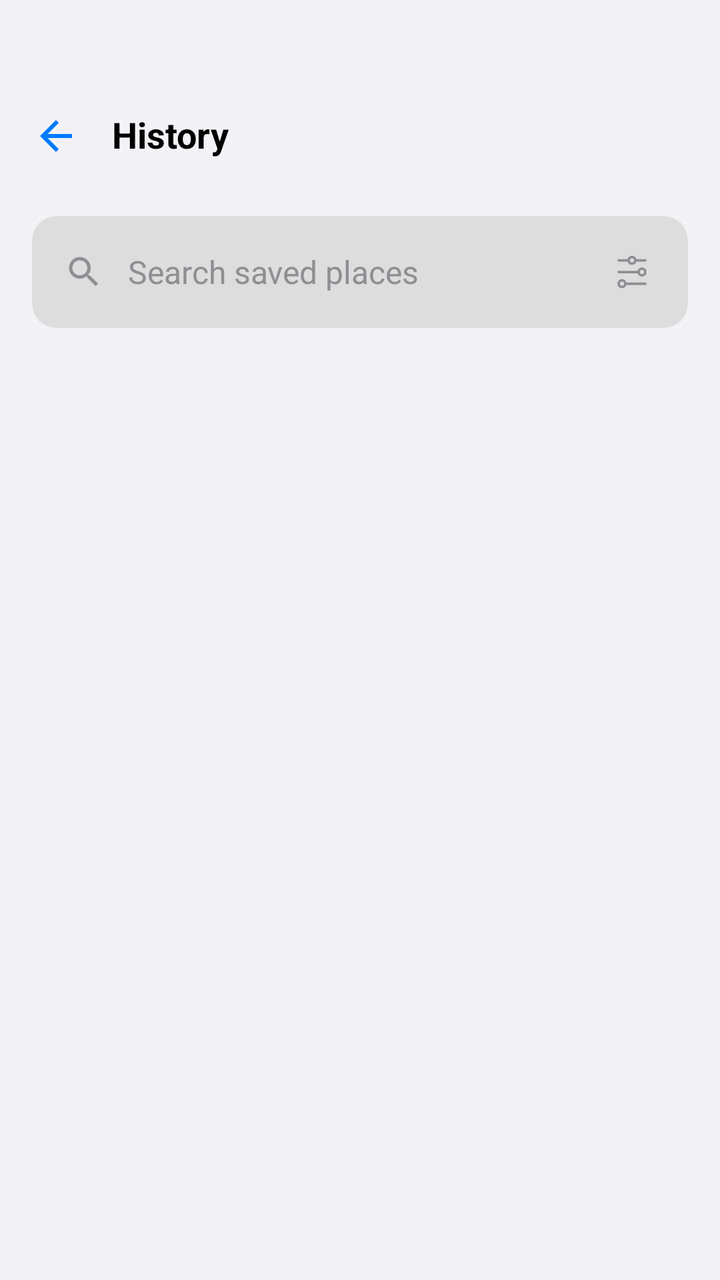
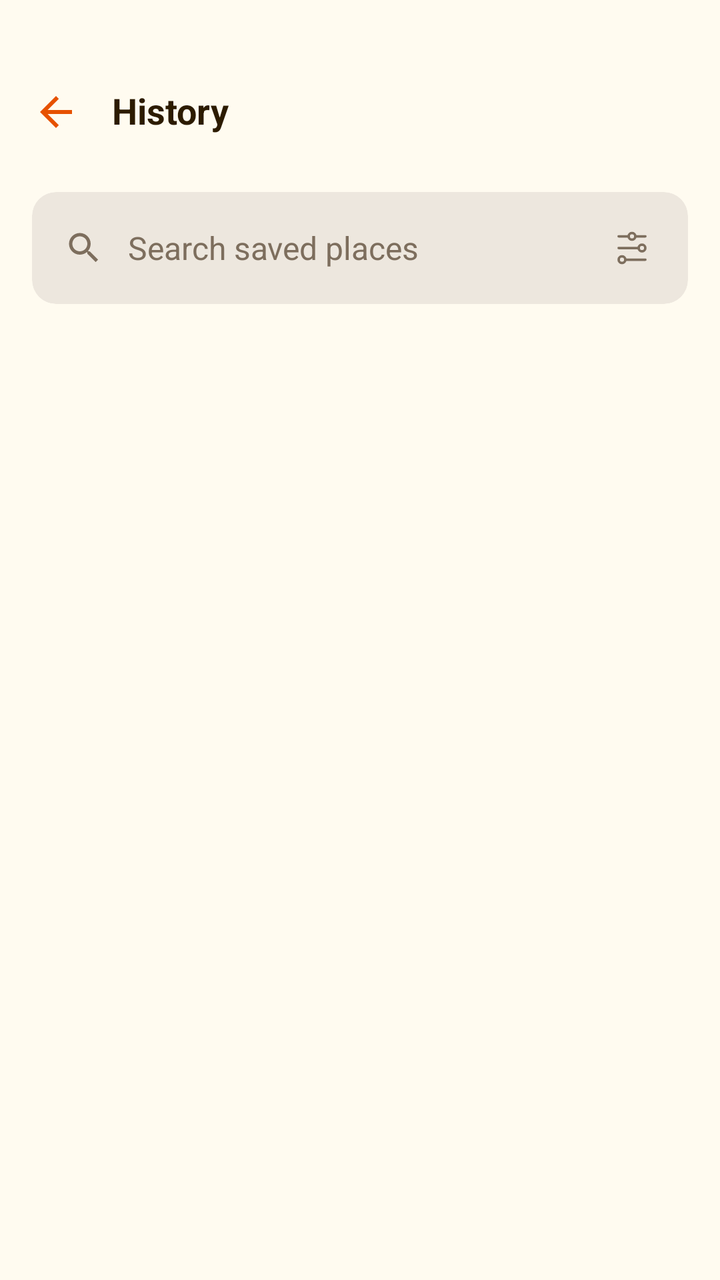

An Android layout rendered at two revisions. The XML below is the earlier revision; the diff shows what the commit changed to produce the second picture.
<!-- AndroidManifest.xml: application theme Theme.WhereIsMyCar -->
<!-- res/layout/fragment_history.xml -->
<?xml version="1.0" encoding="utf-8"?>
<androidx.constraintlayout.widget.ConstraintLayout xmlns:android="http://schemas.android.com/apk/res/android"
    xmlns:app="http://schemas.android.com/apk/res-auto"
    xmlns:tools="http://schemas.android.com/tools"
    android:layout_width="match_parent"
    android:layout_height="match_parent"
    android:background="@color/app_background"
    android:paddingTop="@dimen/layout_padding_top"
    tools:context=".HistoryFragment">

    
    <androidx.constraintlayout.widget.ConstraintLayout
        android:id="@+id/toolbar"
        android:layout_width="match_parent"
        android:layout_height="?attr/actionBarSize"
        android:elevation="12dp"
        android:paddingHorizontal="16dp"
        app:layout_constraintTop_toTopOf="parent">

        <ImageView
            android:id="@+id/btn_back"
            android:layout_width="24dp"
            android:layout_height="24dp"
            android:contentDescription="@string/back"
            android:src="@drawable/ic_back"
            app:layout_constraintBottom_toBottomOf="parent"
            app:layout_constraintStart_toStartOf="parent"
            app:layout_constraintTop_toTopOf="parent"
            app:tint="@color/primary_blue" />

        <TextView
            android:layout_width="wrap_content"
            android:layout_height="wrap_content"
            android:layout_marginStart="16dp"
            android:includeFontPadding="false"
            android:text="@string/history"
            android:textColor="@color/text_primary"
            android:textSize="18sp"
            android:textStyle="bold"
            app:layout_constraintBottom_toBottomOf="parent"
            app:layout_constraintStart_toEndOf="@+id/btn_back"
            app:layout_constraintTop_toTopOf="parent" />
    </androidx.constraintlayout.widget.ConstraintLayout>

    <androidx.cardview.widget.CardView
        android:id="@+id/search_container"
        android:layout_width="match_parent"
        android:layout_height="56dp"
        android:layout_marginHorizontal="16dp"
        android:layout_marginTop="8dp"
        app:cardBackgroundColor="@color/bg_gray"
        app:cardCornerRadius="12dp"
        app:cardElevation="0dp"
        app:layout_constraintTop_toBottomOf="@id/toolbar">

        <LinearLayout
            android:layout_width="match_parent"
            android:layout_height="match_parent"
            android:gravity="center_vertical"
            android:orientation="horizontal"
            android:paddingStart="16dp"
            android:paddingEnd="4dp">

            <ImageView
                android:layout_width="20dp"
                android:layout_height="20dp"
                android:contentDescription="@string/search"
                android:src="@drawable/ic_search"
                app:tint="@color/text_secondary" />

            <EditText
                android:id="@+id/edit_text_search"
                android:layout_width="0dp"
                android:layout_height="match_parent"
                android:layout_marginStart="12dp"
                android:layout_weight="1"
                android:background="@null"
                android:hint="@string/search_saved_places"
                android:importantForAutofill="no"
                android:inputType="text"
                android:textColor="@color/text_primary"
                android:textColorHint="@color/text_secondary"
                android:textSize="16sp" />

            <ImageView
                android:id="@+id/btn_filters"
                android:layout_width="48dp"
                android:layout_height="48dp"
                android:background="?attr/selectableItemBackground"
                android:contentDescription="@string/filters"
                android:padding="14dp"
                android:scaleType="centerInside"
                android:src="@drawable/filters"
                app:tint="@color/text_secondary" />
        </LinearLayout>
    </androidx.cardview.widget.CardView>

    <HorizontalScrollView
        android:id="@+id/active_filters_scroll"
        android:layout_width="match_parent"
        android:layout_height="wrap_content"
        android:layout_marginTop="16dp"
        android:clipToPadding="false"
        android:paddingHorizontal="16dp"
        android:scrollbars="none"
        android:visibility="gone"
        app:layout_constraintTop_toBottomOf="@id/search_container">

        <com.google.android.material.chip.ChipGroup
            android:id="@+id/active_filters_group"
            android:layout_width="wrap_content"
            android:layout_height="wrap_content"
            app:chipSpacingHorizontal="8dp"
            app:singleLine="true">
            
        </com.google.android.material.chip.ChipGroup>
    </HorizontalScrollView>

    <LinearLayout
        android:id="@+id/filters_wrapper"
        android:layout_width="match_parent"
        android:layout_height="wrap_content"
        android:orientation="vertical"
        android:visibility="gone"
        app:layout_constraintTop_toBottomOf="@id/active_filters_scroll">

        <HorizontalScrollView
            android:id="@+id/date_filters_scroll"
            android:layout_width="match_parent"
            android:layout_height="wrap_content"
            android:layout_marginTop="8dp"
            android:clipToPadding="false"
            android:paddingHorizontal="16dp"
            android:scrollbars="none">

            <LinearLayout
                android:id="@+id/date_filters_container"
                android:layout_width="wrap_content"
                android:layout_height="wrap_content"
                android:orientation="horizontal">
                
            </LinearLayout>
        </HorizontalScrollView>

        <HorizontalScrollView
            android:id="@+id/categories_scroll"
            android:layout_width="match_parent"
            android:layout_height="wrap_content"
            android:layout_marginTop="0dp"
            android:clipToPadding="false"
            android:paddingHorizontal="16dp"
            android:scrollbars="none">

            <LinearLayout
                android:id="@+id/categories_container"
                android:layout_width="wrap_content"
                android:layout_height="wrap_content"
                android:orientation="horizontal">
                
            </LinearLayout>
        </HorizontalScrollView>
    </LinearLayout>

    <androidx.recyclerview.widget.RecyclerView
        android:id="@+id/recycler_view_locations"
        android:layout_width="match_parent"
        android:layout_height="0dp"
        android:layout_marginTop="16dp"
        android:paddingHorizontal="16dp"
        app:layout_constraintBottom_toBottomOf="parent"
        app:layout_constraintTop_toBottomOf="@id/filters_wrapper"
        tools:listitem="@layout/item_location" />

</androidx.constraintlayout.widget.ConstraintLayout>
<!-- res/layout/item_location.xml (included above) -->
<?xml version="1.0" encoding="utf-8"?>
<com.google.android.material.card.MaterialCardView xmlns:android="http://schemas.android.com/apk/res/android"
    xmlns:app="http://schemas.android.com/apk/res-auto"
    android:layout_width="match_parent"
    android:layout_height="wrap_content"
    android:layout_marginBottom="12dp"
    app:cardBackgroundColor="@color/bg_gray"
    app:cardCornerRadius="24dp"
    app:cardElevation="0dp"
    app:strokeColor="@color/border_gray"
    app:strokeWidth="1dp">

    <androidx.constraintlayout.widget.ConstraintLayout
        android:layout_width="match_parent"
        android:layout_height="wrap_content"
        android:padding="12dp">

        <com.google.android.material.card.MaterialCardView
            android:id="@+id/map_container"
            android:layout_width="80dp"
            android:layout_height="80dp"
            app:cardCornerRadius="12dp"
            app:cardElevation="0dp"
            app:layout_constraintBottom_toBottomOf="parent"
            app:layout_constraintStart_toStartOf="parent"
            app:layout_constraintTop_toTopOf="parent">

            <org.osmdroid.views.MapView
                android:id="@+id/map_view"
                android:layout_width="match_parent"
                android:layout_height="match_parent" />

            <ImageView
                android:layout_width="24dp"
                android:layout_height="24dp"
                android:layout_gravity="center"
                android:contentDescription="@string/my_location"
                android:src="@drawable/ic_location"
                app:tint="@color/primary_blue" />
        </com.google.android.material.card.MaterialCardView>

        <TextView
            android:id="@+id/text_view_category"
            android:layout_width="wrap_content"
            android:layout_height="wrap_content"
            android:layout_marginStart="16dp"
            android:background="@drawable/bg_category_tag"
            android:paddingHorizontal="8dp"
            android:paddingVertical="2dp"
            android:text="@string/category"
            android:textColor="@color/primary_blue"
            android:textSize="11sp"
            android:textStyle="bold"
            app:layout_constraintStart_toEndOf="@id/map_container"
            app:layout_constraintTop_toTopOf="@id/map_container" />

        <TextView
            android:id="@+id/text_view_time"
            android:layout_width="wrap_content"
            android:layout_height="wrap_content"
            android:layout_marginEnd="16dp"
            android:text="@string/date_value"
            android:textColor="@color/text_secondary"
            android:textSize="12sp"
            app:layout_constraintEnd_toEndOf="parent"
            app:layout_constraintTop_toTopOf="@id/map_container" />

        <TextView
            android:id="@+id/text_view_title"
            android:layout_width="0dp"
            android:layout_height="wrap_content"
            android:layout_marginTop="4dp"
            android:layout_marginStart="16dp"
            android:ellipsize="end"
            android:maxLines="1"
            android:text="@string/address_line"
            android:textColor="@color/text_primary"
            android:textSize="18sp"
            android:textStyle="bold"
            app:layout_constraintEnd_toStartOf="@id/button_more"
            app:layout_constraintStart_toEndOf="@id/map_container"
            app:layout_constraintTop_toBottomOf="@id/text_view_time" />

        <TextView
            android:id="@+id/text_view_subtitle"
            android:layout_width="0dp"
            android:layout_height="wrap_content"
            android:layout_marginTop="2dp"
            android:layout_marginStart="16dp"
            android:ellipsize="end"
            android:maxLines="1"
            android:text="@string/city_country"
            android:textColor="@color/text_secondary"
            android:textSize="14sp"
            app:layout_constraintEnd_toStartOf="@id/button_more"
            app:layout_constraintStart_toEndOf="@id/map_container"
            app:layout_constraintTop_toBottomOf="@id/text_view_title" />

        <ImageButton
            android:id="@+id/button_more"
            android:layout_width="48dp"
            android:layout_height="48dp"
            android:background="?attr/selectableItemBackgroundBorderless"
            android:contentDescription="@string/more_options"
            android:src="@drawable/ic_more"
            app:layout_constraintBottom_toBottomOf="parent"
            app:layout_constraintEnd_toEndOf="parent"
            app:layout_constraintTop_toTopOf="parent"
            app:tint="@color/text_secondary" />

    </androidx.constraintlayout.widget.ConstraintLayout>
</com.google.android.material.card.MaterialCardView>
<!-- resources referenced by this layout -->
<resources>
  <color name="app_background">#F2F2F7</color>
  <color name="bg_gray">#DDDDDE</color>
  <color name="border_gray">#D4D6D8</color>
  <color name="primary_blue">#007AFF</color>
  <color name="text_primary">#000000</color>
  <color name="text_secondary">#8E8E93</color>
  <dimen name="layout_padding_top">36dp</dimen>
  <!-- drawable bg_category_tag (drawable) -->
  <?xml version="1.0" encoding="utf-8"?>
  <shape xmlns:android="http://schemas.android.com/apk/res/android">
      <solid android:color="#151C26" />
      <corners android:radius="4dp" />
  </shape>
  <string name="address_line">Address Line 0</string>
  <string name="back">Back</string>
  <string name="category">Category</string>
  <string name="city_country">City\nCountry</string>
  <string name="date_value">24 May 2023</string>
  <string name="filters">Filters</string>
  <string name="history">History</string>
  <string name="more_options">More Options</string>
  <string name="my_location">My Location</string>
  <string name="search">Search</string>
  <string name="search_saved_places">Search saved places</string>
  <style name="Theme.WhereIsMyCar" parent="Base.Theme.WhereIsMyCar" />
  <style name="Base.Theme.WhereIsMyCar" parent="Theme.Material3.DayNight.NoActionBar">
          
          
  
          
          <item name="android:popupMenuStyle">@style/Widget.Material3.PopupMenu.Custom</item>
          <item name="popupMenuStyle">@style/Widget.Material3.PopupMenu.Custom</item>
          <item name="android:textAppearanceLargePopupMenu">@style/TextAppearance.Material3.BodyLarge</item>
          <item name="android:textAppearanceSmallPopupMenu">@style/TextAppearance.Material3.BodyMedium</item>
          <item name="materialSwitchStyle">@style/Widget.App.Switch</item>
  
          
          <item name="preferenceTheme">@style/PreferenceThemeOverlay</item>
  
          
          <item name="iconColor">@android:color/black</item>
      </style>
  <style name="Widget.Material3.PopupMenu.Custom" parent="Widget.Material3.PopupMenu">
          <item name="android:textAllCaps">false</item>
          <item name="android:popupBackground">@drawable/bg_popup_menu</item>
          <item name="android:popupElevation">16dp</item>
          <item name="android:dropDownHeight">wrap_content</item>
          <item name="android:overlapAnchor">false</item>
      </style>
  <style name="Widget.App.Switch" parent="Widget.Material3.CompoundButton.MaterialSwitch">
          <item name="materialThemeOverlay">@style/ThemeOverlay.App.Switch</item>
          <item name="android:scaleX">0.8</item>
          <item name="android:scaleY">0.8</item>
          <item name="thumbIcon">@drawable/ic_check</item>
      </style>
  <style name="PreferenceThemeOverlay" parent="PreferenceThemeOverlay.v14.Material">
          <item name="preferenceCategoryStyle">@style/PreferenceCategoryStyle</item>
      </style>
  <style name="ThemeOverlay.App.Switch" parent="">
          <item name="colorPrimary">@color/primary_blue</item>
          <item name="colorOnPrimary">@color/white</item>
          <item name="colorSurfaceVariant">@color/primary_gray</item>
          <item name="colorSurfaceContainerHighest">@color/primary_gray_full</item>
          <item name="colorOnPrimaryContainer">@color/primary_blue</item>
      </style>
  <style name="PreferenceCategoryStyle" parent="Preference.Category.Material">
          <item name="android:layout">@layout/custom_preference_category</item>
          <item name="allowDividerAbove">false</item>
          <item name="allowDividerBelow">false</item>
          <item name="iconSpaceReserved">false</item>
      </style>
  <color name="white">#FFFFFFFF</color>
  <color name="primary_gray">#E5E5EA</color>
  <color name="primary_gray_full">#C7C7CC</color>
  <!-- unchanged entries left out for length: 7 -->
</resources>

<!-- the commit's change to res/layout/fragment_history.xml (unified diff, before → after) -->
@@ -26,7 +26,7 @@
             app:layout_constraintBottom_toBottomOf="parent"
             app:layout_constraintStart_toStartOf="parent"
             app:layout_constraintTop_toTopOf="parent"
-            app:tint="@color/primary_blue" />
+            app:tint="@color/primary" />
 
         <TextView
             android:layout_width="wrap_content"
@@ -211,7 +211,7 @@
                 android:layout_gravity="center"
                 android:contentDescription="@string/my_location"
                 android:src="@drawable/ic_location"
-                app:tint="@color/primary_blue" />
+                app:tint="@color/primary" />
         </com.google.android.material.card.MaterialCardView>
 
         <TextView
@@ -223,7 +223,7 @@
             android:paddingHorizontal="8dp"
             android:paddingVertical="2dp"
             android:text="@string/category"
-            android:textColor="@color/primary_blue"
+            android:textColor="@color/primary"
             android:textSize="11sp"
             android:textStyle="bold"
             app:layout_constraintStart_toEndOf="@id/map_container"
<!-- resource entries referenced after the edit -->
@@ -1,12 +1,12 @@
 <!-- resources referenced by this layout -->
 <resources>
-  <color name="app_background">#F2F2F7</color>
-  <color name="bg_gray">#DDDDDE</color>
-  <color name="border_gray">#D4D6D8</color>
-  <color name="primary_blue">#007AFF</color>
-  <color name="text_primary">#000000</color>
-  <color name="text_secondary">#8E8E93</color>
-  <dimen name="layout_padding_top">36dp</dimen>
+  <color name="app_background">#FFFBF0</color>
+  <color name="bg_gray">#EDE7DE</color>
+  <color name="border_gray">#E0D7C6</color>
+  <color name="primary">#E65100</color>
+  <color name="text_primary">#2C1B00</color>
+  <color name="text_secondary">#7D6E5D</color>
+  <dimen name="layout_padding_top">24dp</dimen>
   <!-- drawable bg_category_tag (drawable) -->
   <?xml version="1.0" encoding="utf-8"?>
   <shape xmlns:android="http://schemas.android.com/apk/res/android">
@@ -27,7 +27,9 @@
   <style name="Theme.WhereIsMyCar" parent="Base.Theme.WhereIsMyCar" />
   <style name="Base.Theme.WhereIsMyCar" parent="Theme.Material3.DayNight.NoActionBar">
           
-          
+          <item name="colorPrimary">@color/primary</item>
+          <item name="colorOnPrimary">@color/white</item>
+          <item name="android:windowBackground">@color/app_background</item>
   
           
           <item name="android:popupMenuStyle">@style/Widget.Material3.PopupMenu.Custom</item>
@@ -40,12 +42,12 @@
           <item name="preferenceTheme">@style/PreferenceThemeOverlay</item>
   
           
-          <item name="iconColor">@android:color/black</item>
+          <item name="iconColor">@color/text_primary</item>
       </style>
   <style name="Widget.Material3.PopupMenu.Custom" parent="Widget.Material3.PopupMenu">
           <item name="android:textAllCaps">false</item>
           <item name="android:popupBackground">@drawable/bg_popup_menu</item>
-          <item name="android:popupElevation">16dp</item>
+          <item name="android:popupElevation" tools:ignore="NewApi">16dp</item>
           <item name="android:dropDownHeight">wrap_content</item>
           <item name="android:overlapAnchor">false</item>
       </style>
@@ -59,11 +61,11 @@
           <item name="preferenceCategoryStyle">@style/PreferenceCategoryStyle</item>
       </style>
   <style name="ThemeOverlay.App.Switch" parent="">
-          <item name="colorPrimary">@color/primary_blue</item>
+          <item name="colorPrimary">@color/primary</item>
           <item name="colorOnPrimary">@color/white</item>
           <item name="colorSurfaceVariant">@color/primary_gray</item>
           <item name="colorSurfaceContainerHighest">@color/primary_gray_full</item>
-          <item name="colorOnPrimaryContainer">@color/primary_blue</item>
+          <item name="colorOnPrimaryContainer">@color/primary</item>
       </style>
   <style name="PreferenceCategoryStyle" parent="Preference.Category.Material">
           <item name="android:layout">@layout/custom_preference_category</item>
@@ -72,8 +74,8 @@
           <item name="iconSpaceReserved">false</item>
       </style>
   <color name="white">#FFFFFFFF</color>
-  <color name="primary_gray">#E5E5EA</color>
-  <color name="primary_gray_full">#C7C7CC</color>
+  <color name="primary_gray">#EBE3D5</color>
+  <color name="primary_gray_full">#D6CDC0</color>
   <!-- unchanged entries left out for length: 7 -->
 </resources>
 
